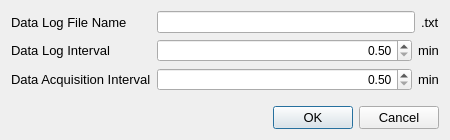
This is OnlineMECMonitoring/Version2.1/KORAD_PS_DAQ/UI_Files/DataLogSettings_v2-2.ui in ademola-adekunle/nrcbiosensorapps as Qt 5 draws it before an edit. The edited form follows.
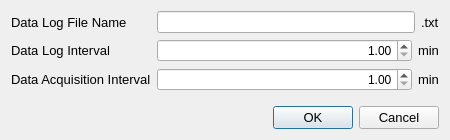
This is the edited form.

```diff
--- a/OnlineMECMonitoring/Version2.1/KORAD_PS_DAQ/UI_Files/DataLogSettings_v2-2.ui
+++ b/OnlineMECMonitoring/Version2.1/KORAD_PS_DAQ/UI_Files/DataLogSettings_v2-2.ui
@@ -94,7 +94,7 @@
           <enum>QAbstractSpinBox::CorrectToNearestValue</enum>
          </property>
          <property name="minimum">
-          <double>0.500000000000000</double>
+          <double>1.000000000000000</double>
          </property>
          <property name="maximum">
           <double>999.000000000000000</double>
@@ -150,7 +150,7 @@
           <enum>QAbstractSpinBox::CorrectToNearestValue</enum>
          </property>
          <property name="minimum">
-          <double>0.500000000000000</double>
+          <double>1.000000000000000</double>
          </property>
          <property name="maximum">
           <double>999.000000000000000</double>
```
